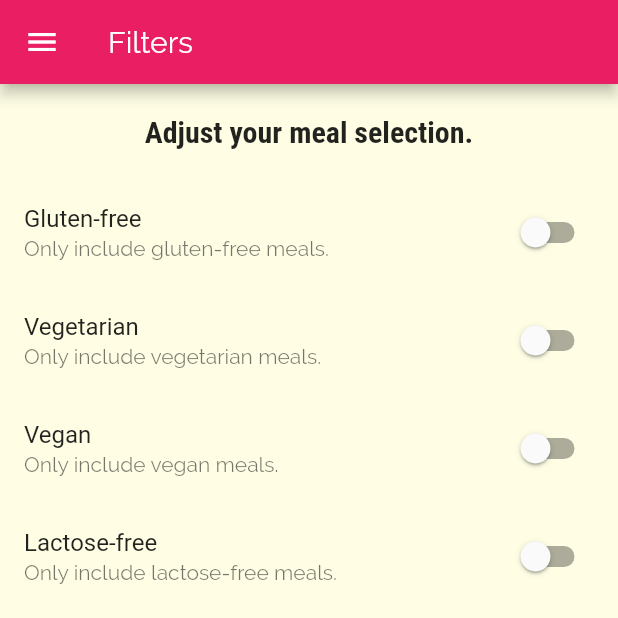
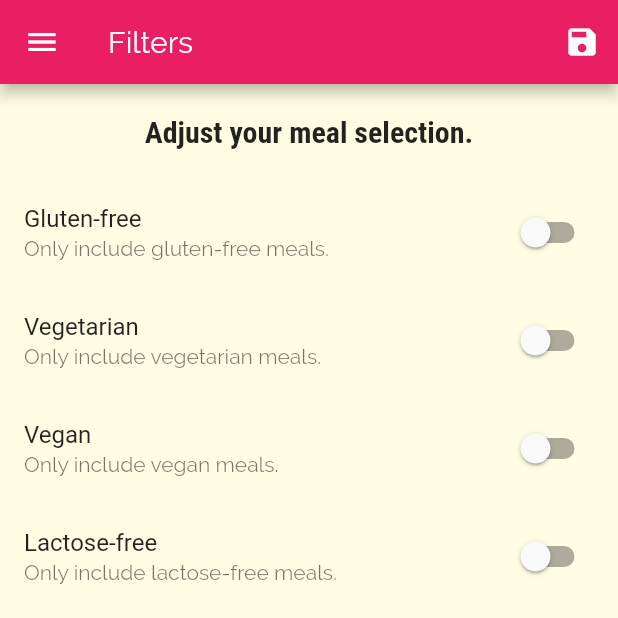
Before and after one commit to ny6/flutter-meals-app, a Flutter app: the FiltersScreen screen opened by its route, on a phone screen of 412 x 824 dp, the top half of it. Run offline on Flutter 3.47's test engine with Material 2 defaults, Android fonts, the phone set to English and light mode, and no system bars.

Commit message:
one where filters added globally

```diff
--- a/lib/main.dart
+++ b/lib/main.dart
@@ -1,10 +1,41 @@
 import 'package:flutter/material.dart';
 
 import './screens.dart';
+import './models.dart';
+import './data.dart';
 
 void main() => runApp(MyApp());
 
-class MyApp extends StatelessWidget {
+class MyApp extends StatefulWidget {
+  @override
+  _MyAppState createState() => _MyAppState();
+}
+
+class _MyAppState extends State<MyApp> {
+  Map<String, bool> _filters = {
+    'gluten': false,
+    'lactose': false,
+    'vegan': false,
+    'vegetarian': false,
+  };
+  List<Meal> _availableMeals = DUMMY_MEALS;
+
+  void _setFilters(BuildContext ctx, Map<String, bool> filterData) {
+    setState(() {
+      _filters = filterData;
+      _availableMeals = DUMMY_MEALS.where((meal) {
+        if (_filters['gluten'] && !meal.isGlutenFree) return false;
+        if (_filters['lactose'] && !meal.isLactoseFree) return false;
+        if (_filters['vegan'] && !meal.isVegan) return false;
+        if (_filters['vegetarian'] && !meal.isVegetarian) return false;
+
+        return true;
+      }).toList();
+    });
+
+    Navigator.of(ctx).pushReplacementNamed(TabsScreen.routeName);
+  }
+
   @override
   Widget build(BuildContext context) {
     return MaterialApp(
@@ -30,9 +61,10 @@ class MyApp extends StatelessWidget {
       ),
       routes: {
         TabsScreen.routeName: (ctx) => TabsScreen(),
-        CategoryMealsScreen.routeName: (ctx) => CategoryMealsScreen(),
+        CategoryMealsScreen.routeName: (ctx) =>
+            CategoryMealsScreen(_availableMeals),
         MealDetailScreen.routeName: (ctx) => MealDetailScreen(),
-        FiltersScreen.routeName: (ctx) => FiltersScreen(),
+        FiltersScreen.routeName: (ctx) => FiltersScreen(_filters, _setFilters),
       },
       onUnknownRoute: (settings) =>
           MaterialPageRoute(builder: (ctx) => TabsScreen()),
--- a/lib/screens/category_meals_screen.dart
+++ b/lib/screens/category_meals_screen.dart
@@ -1,11 +1,13 @@
 import 'package:flutter/material.dart';
 
-import '../data.dart';
 import '../widgets.dart';
 import '../models.dart';
 
 class CategoryMealsScreen extends StatefulWidget {
   static const routeName = '/catgory_meals';
+  CategoryMealsScreen(this.avaliableMeals);
+
+  final List<Meal> avaliableMeals;
 
   @override
   _CategoryMealsScreenState createState() => _CategoryMealsScreenState();
@@ -26,7 +28,7 @@ class _CategoryMealsScreenState extends State<CategoryMealsScreen> {
       final String categoryId = routeArgs['id'];
 
       categoryTitle = routeArgs['title'];
-      meals = DUMMY_MEALS
+      meals = widget.avaliableMeals
           .where((meal) => meal.categories.contains(categoryId))
           .toList();
       _loadedInitData = true;
--- a/lib/screens/filters_screen.dart
+++ b/lib/screens/filters_screen.dart
@@ -4,6 +4,11 @@ import '../widgets.dart';
 
 class FiltersScreen extends StatefulWidget {
   static const routeName = '/filters';
+
+  FiltersScreen(this.filters, this.saveFilters);
+
+  final Map<String, bool> filters;
+  final Function saveFilters;
 
   @override
   _FiltersScreenState createState() => _FiltersScreenState();
@@ -16,9 +21,33 @@ class _FiltersScreenState extends State<FiltersScreen> {
   bool _lactoseFree = false;
 
   @override
+  void initState() {
+    super.initState();
+    _glutenFree = widget.filters['gluten'];
+    _lactoseFree = widget.filters['lactose'];
+    _vegan = widget.filters['vegan'];
+    _vegetarian = widget.filters['vegetarian'];
+  }
+
+  @override
   Widget build(BuildContext context) {
     return Scaffold(
-      appBar: AppBar(title: Text('Filters')),
+      appBar: AppBar(
+        title: Text('Filters'),
+        actions: <Widget>[
+          IconButton(
+            icon: Icon(Icons.save),
+            onPressed: () {
+              widget.saveFilters(context, {
+                'gluten': _glutenFree,
+                'lactose': _lactoseFree,
+                'vegan': _vegan,
+                'vegetarian': _vegetarian,
+              });
+            },
+          ),
+        ],
+      ),
       drawer: MainDrawer(),
       body: Column(
         children: <Widget>[
```
